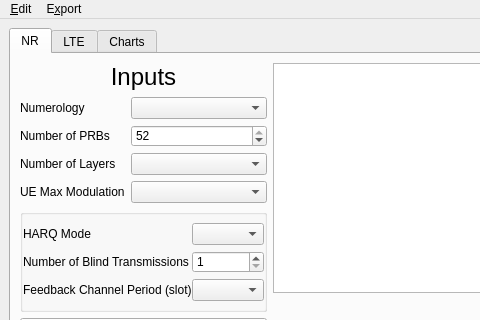
Qt form main-window.ui (usnistgov/5G-NR-LTE-Sidelink-Capacity-Estimator) before a commit; both pictures show x 0 to 480 and y 0 to 320 of the 1422 by 627 pixel window.
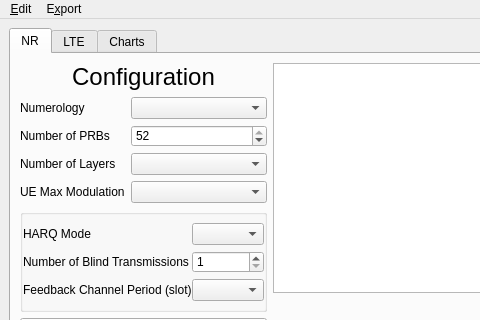
The same form after that commit. Custom widgets are drawn as their Qt base class.

Commit message: Change "Inputs" -> "Configuration"

Patch:
```diff
--- a/main-window.ui
+++ b/main-window.ui
@@ -41,7 +41,7 @@
              </font>
             </property>
             <property name="text">
-             <string>Inputs</string>
+             <string>Configuration</string>
             </property>
             <property name="alignment">
              <set>Qt::AlignCenter</set>
```
Left out of the diff: 2 changed lines with no effect on the pictures. The commit also changes 1 other file.
